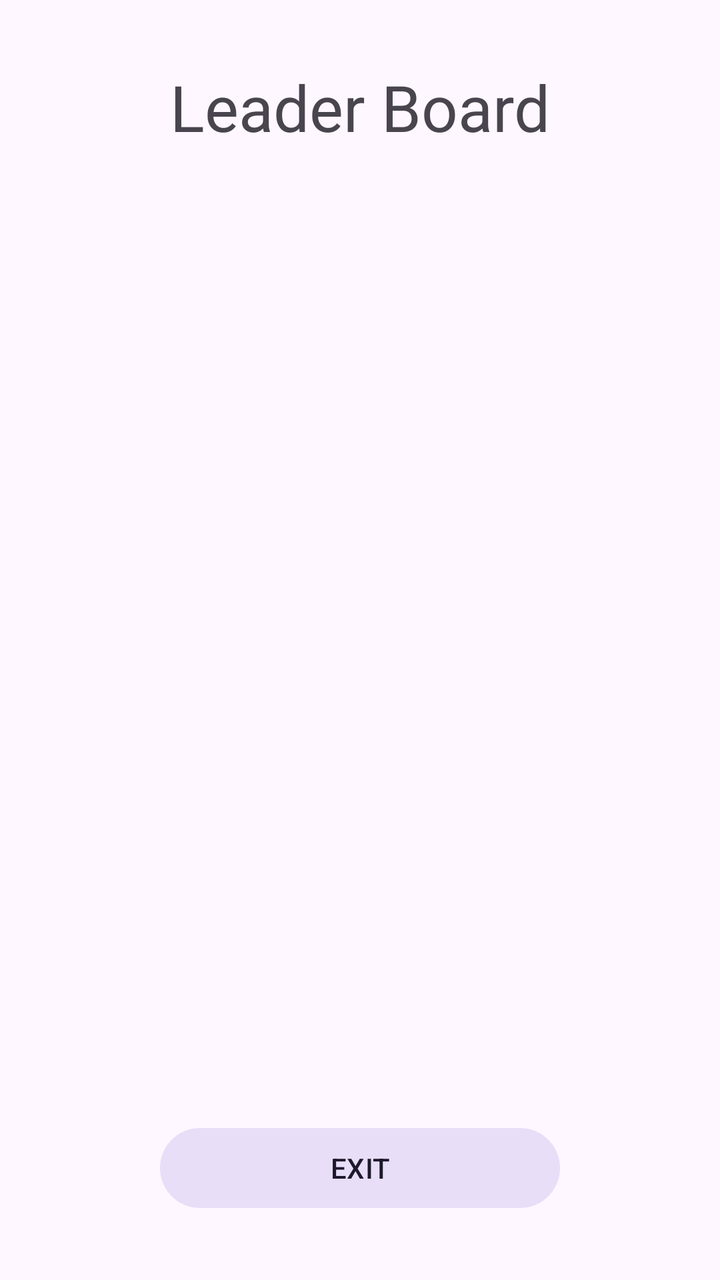
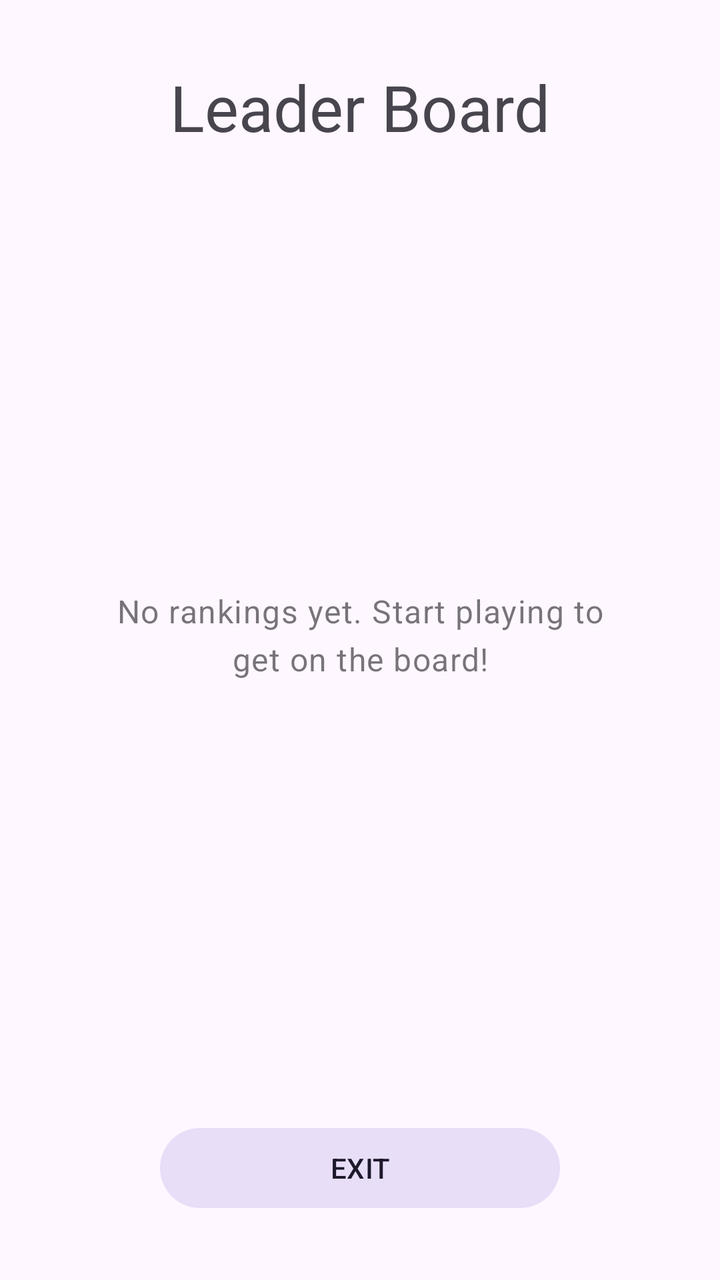

Screens rendered from an Android XML layout before and after an edit, with the pre-edit source and the edit as a unified diff.
<!-- AndroidManifest.xml: application theme Theme.Galaga -->
<!-- res/layout/activity_leaderboard.xml -->
<?xml version="1.0" encoding="utf-8"?>
<layout xmlns:android="http://schemas.android.com/apk/res/android"
    xmlns:app="http://schemas.android.com/apk/res-auto">

    <androidx.constraintlayout.widget.ConstraintLayout
        android:layout_width="match_parent"
        android:layout_height="match_parent"
        android:fitsSystemWindows="true">

        <com.google.android.material.textview.MaterialTextView
            android:id="@+id/tvTitle"
            android:layout_width="wrap_content"
            android:layout_height="wrap_content"
            android:layout_marginTop="32dp"
            android:text="@string/galaga_leaderboard_title"
            android:textAppearance="?attr/textAppearanceHeadlineLarge"
            app:layout_constraintEnd_toEndOf="parent"
            app:layout_constraintStart_toStartOf="parent"
            app:layout_constraintTop_toTopOf="parent" />

        <androidx.recyclerview.widget.RecyclerView
            android:id="@+id/rvLeaderboard"
            android:layout_width="0dp"
            android:layout_height="0dp"
            android:layout_marginVertical="16dp"
            app:layoutManager="androidx.recyclerview.widget.LinearLayoutManager"
            app:layout_constraintBottom_toTopOf="@+id/btnExit"
            app:layout_constraintEnd_toEndOf="parent"
            app:layout_constraintStart_toStartOf="parent"
            app:layout_constraintTop_toBottomOf="@id/tvTitle" />

        <com.google.android.material.button.MaterialButton
            android:id="@+id/btnExit"
            style="@style/Widget.Material3.Button.TonalButton"
            android:layout_width="200dp"
            android:layout_height="wrap_content"
            android:layout_marginBottom="32dp"
            android:text="@string/galaga_exit_btn"
            app:layout_constraintBottom_toBottomOf="parent"
            app:layout_constraintEnd_toEndOf="parent"
            app:layout_constraintStart_toStartOf="parent" />

    </androidx.constraintlayout.widget.ConstraintLayout>
</layout>
<!-- resources referenced by this layout -->
<resources>
  <string name="galaga_exit_btn">EXIT</string>
  <string name="galaga_leaderboard_title">Leader Board</string>
  <style name="Theme.Galaga" parent="Theme.Material3.DayNight.NoActionBar">
          
          <item name="colorPrimary">@color/purple_500</item>
          <item name="colorPrimaryVariant">@color/purple_700</item>
          <item name="colorOnPrimary">@color/white</item>
          
          <item name="colorSecondary">@color/teal_200</item>
          <item name="colorSecondaryVariant">@color/teal_700</item>
          <item name="colorOnSecondary">@color/black</item>
          
          <item name="android:statusBarColor">?attr/colorPrimaryVariant</item>
          
      </style>
  <color name="purple_500">#FF6200EE</color>
  <color name="purple_700">#FF3700B3</color>
  <color name="white">#FFFFFFFF</color>
  <color name="teal_200">#FF03DAC5</color>
  <color name="teal_700">#FF018786</color>
  <color name="black">#FF000000</color>
</resources>

<!-- the commit's change to res/layout/activity_leaderboard.xml (unified diff, before → after) -->
@@ -1,6 +1,13 @@
 <?xml version="1.0" encoding="utf-8"?>
 <layout xmlns:android="http://schemas.android.com/apk/res/android"
     xmlns:app="http://schemas.android.com/apk/res-auto">
+
+    <data>
+        <import type="android.view.View" />
+        <variable
+            name="viewModel"
+            type="com.adam.app.galaga.viewmodel.LeaderboardViewModel" />
+    </data>
 
     <androidx.constraintlayout.widget.ConstraintLayout
         android:layout_width="match_parent"
@@ -8,7 +15,7 @@
         android:fitsSystemWindows="true">
 
         <com.google.android.material.textview.MaterialTextView
-            android:id="@+id/tvTitle"
+            android:id="@+id/tv_title"
             android:layout_width="wrap_content"
             android:layout_height="wrap_content"
             android:layout_marginTop="32dp"
@@ -19,18 +26,34 @@
             app:layout_constraintTop_toTopOf="parent" />
 
         <androidx.recyclerview.widget.RecyclerView
-            android:id="@+id/rvLeaderboard"
+            android:id="@+id/rv_leaderboard"
             android:layout_width="0dp"
             android:layout_height="0dp"
             android:layout_marginVertical="16dp"
+            android:visibility="@{viewModel.isEmpty ? View.GONE : View.VISIBLE}"
             app:layoutManager="androidx.recyclerview.widget.LinearLayoutManager"
-            app:layout_constraintBottom_toTopOf="@+id/btnExit"
+            app:layout_constraintBottom_toTopOf="@+id/btn_exit"
             app:layout_constraintEnd_toEndOf="parent"
             app:layout_constraintStart_toStartOf="parent"
-            app:layout_constraintTop_toBottomOf="@id/tvTitle" />
+            app:layout_constraintTop_toBottomOf="@id/tv_title" />
+
+        <com.google.android.material.textview.MaterialTextView
+            android:id="@+id/tv_empty"
+            android:layout_width="0dp"
+            android:layout_height="wrap_content"
+            android:layout_marginHorizontal="48dp"
+            android:gravity="center"
+            android:text="@string/galaga_leaderboard_empty"
+            android:textAppearance="?attr/textAppearanceBodyLarge"
+            android:alpha="0.6"
+            android:visibility="@{viewModel.isEmpty ? View.VISIBLE : View.GONE}"
+            app:layout_constraintBottom_toTopOf="@+id/btn_exit"
+            app:layout_constraintEnd_toEndOf="parent"
+            app:layout_constraintStart_toStartOf="parent"
+            app:layout_constraintTop_toBottomOf="@id/tv_title" />
 
         <com.google.android.material.button.MaterialButton
-            android:id="@+id/btnExit"
+            android:id="@+id/btn_exit"
             style="@style/Widget.Material3.Button.TonalButton"
             android:layout_width="200dp"
             android:layout_height="wrap_content"
<!-- resource entries referenced after the edit -->
@@ -1,6 +1,7 @@
 <!-- resources referenced by this layout -->
 <resources>
   <string name="galaga_exit_btn">EXIT</string>
+  <string name="galaga_leaderboard_empty">No rankings yet. Start playing to get on the board!</string>
   <string name="galaga_leaderboard_title">Leader Board</string>
   <style name="Theme.Galaga" parent="Theme.Material3.DayNight.NoActionBar">
           
